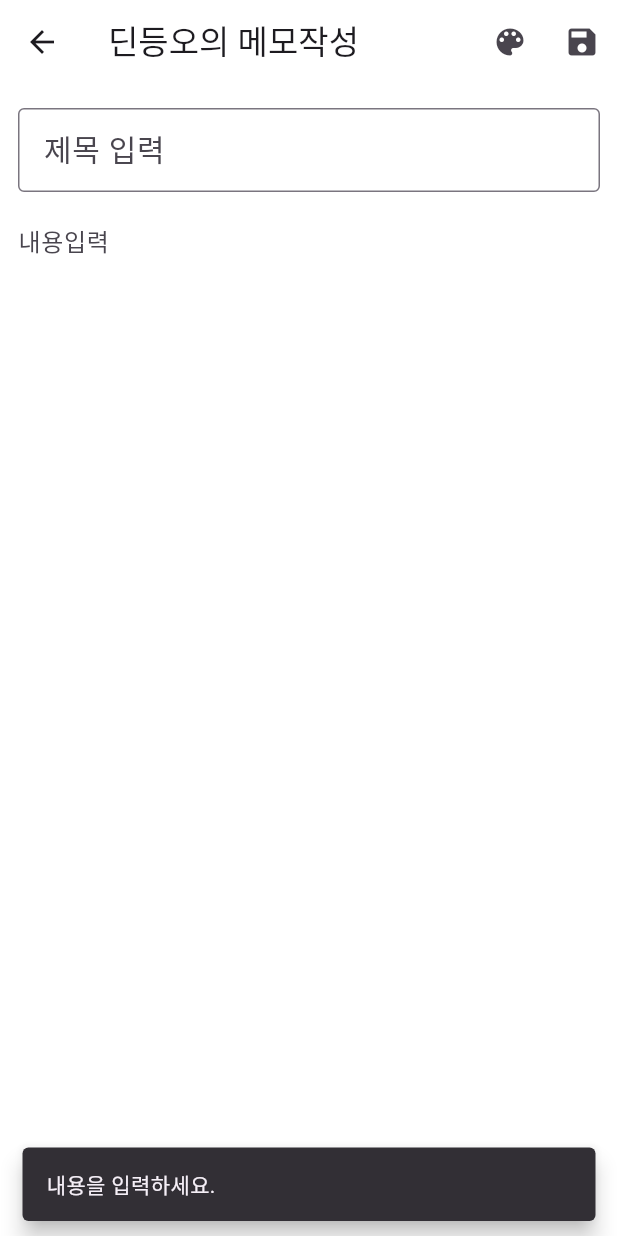
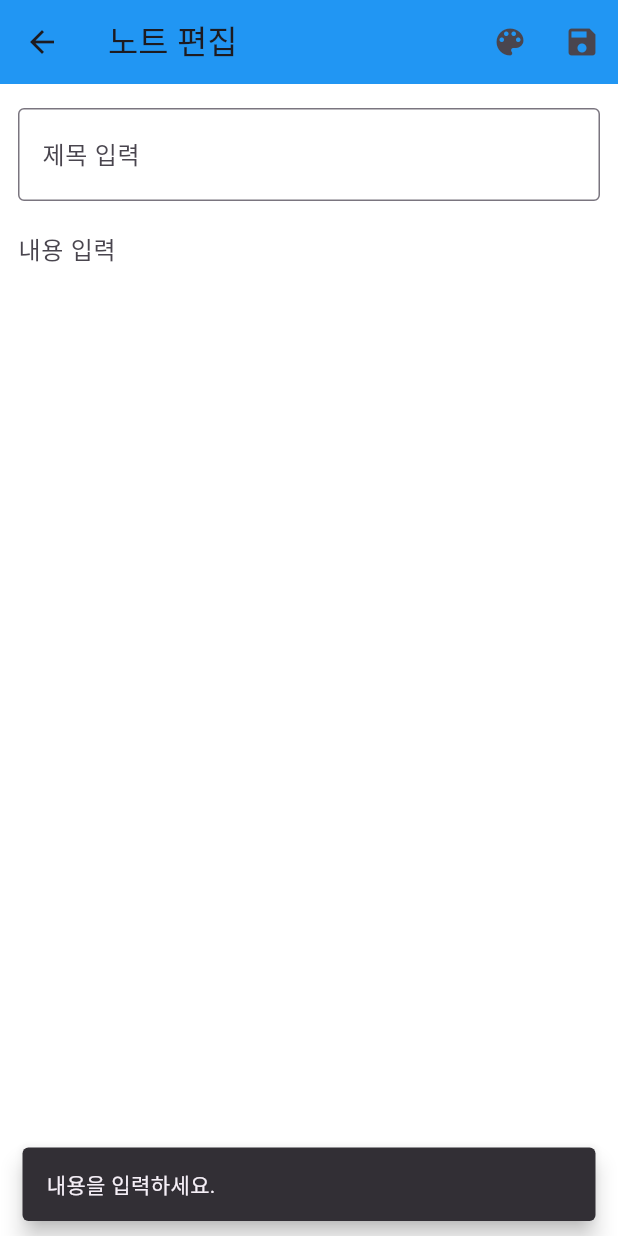
Before and after one commit to mogunjoa/memo_app_flutter, a Flutter app: the NoteEditPage screen opened directly, after a tap on the "save" icon, on a phone screen of 412 x 824 dp. Run offline on Flutter 3.47's test engine with Material 2 defaults, Android fonts, the phone set to English and light mode, and no system bars.

Commit message:
update: 메모 앱 만들기

```diff
--- a/lib/screen/note_edit_page.dart
+++ b/lib/screen/note_edit_page.dart
@@ -4,9 +4,8 @@ import 'package:memo_app/providers.dart';
 import '../data/note.dart';
 
 class NoteEditPage extends StatefulWidget {
-  const NoteEditPage({Key? key, this.index}) : super(key: key);
-  static const routeName = "/edit";
-  final int? index;
+  const NoteEditPage({Key? key, int? index}) : super(key: key);
+  static const routeName = '/edit';
 
   @override
   State<NoteEditPage> createState() => _NoteEditPageState();
@@ -14,41 +13,27 @@ class NoteEditPage extends StatefulWidget {
 
 class _NoteEditPageState extends State<NoteEditPage> {
   final TextEditingController titleController = TextEditingController();
-  final TextEditingController contentController = TextEditingController();
+  final TextEditingController bodyController = TextEditingController();
+
   Color memoColor = Note.colorDefault;
-
-  @override
-  void initState() {
-    super.initState();
-
-    final note = Note(
-      contentController.text,
-      title: titleController.text,
-      color: memoColor,
-    );
-
-    final noteIndex = widget.index;
-    if(noteIndex != null) {
-      noteManager().updateNote(noteIndex, note);
-    } else {
-      noteManager().addNote(note);
-    }
-  }
 
   @override
   Widget build(BuildContext context) {
     return Scaffold(
       appBar: AppBar(
-        backgroundColor: memoColor,
-        title: Text("딘등오의 메모작성"),
+        title: const Text('노트 편집'),
+        backgroundColor: Colors.blue,
         actions: [
           IconButton(
-              tooltip: '배경색 선택',
-              onPressed: () => {_displayColorSelectionDialog()},
-              icon: const Icon(Icons.color_lens)),
-          IconButton(onPressed: () => {
-            _saveNote()
-          }, icon: const Icon(Icons.save))
+            onPressed: _displayColorSelectionDialog,
+            icon: const Icon(Icons.color_lens),
+            tooltip: '배경색 선택',
+          ),
+          IconButton(
+            onPressed: _saveNote,
+            icon: const Icon(Icons.save),
+            tooltip: '저장',
+          ),
         ],
       ),
       body: SizedBox.expand(
@@ -60,29 +45,28 @@ class _NoteEditPageState extends State<NoteEditPage> {
               mainAxisSize: MainAxisSize.min,
               children: [
                 TextField(
+                  decoration: const InputDecoration(
+                    border: OutlineInputBorder(),
+                    label: Text('제목 입력'),
+                  ),
+                  maxLines: 1,
+                  style: const TextStyle(
+                    fontSize: 20,
+                  ),
                   controller: titleController,
-                  maxLines: 1,
-                  decoration: const InputDecoration(
-                      label: Text(
-                        '제목 입력',
-                        style: TextStyle(
-                          fontSize: 20,
-                        ),
-                      ),
-                      border: OutlineInputBorder(
-                        gapPadding: 5,
-                      )),
                 ),
-                SizedBox(
+                const SizedBox(
                   height: 8,
                 ),
                 TextField(
+                  decoration: InputDecoration(
+                    border: InputBorder.none,
+                    hintText: '내용 입력',
+                  ),
                   maxLines: null,
                   keyboardType: TextInputType.multiline,
-                  controller: contentController,
-                  decoration: const InputDecoration(
-                      border: InputBorder.none, hintText: '내용입력'),
-                )
+                  controller: bodyController,
+                ),
               ],
             ),
           ),
@@ -92,13 +76,13 @@ class _NoteEditPageState extends State<NoteEditPage> {
   }
 
   void _displayColorSelectionDialog() {
-    FocusManager.instance.primaryFocus?.unfocus();
+    FocusManager.instance.primaryFocus!.unfocus();
 
     showDialog(
       context: context,
       builder: (context) {
         return AlertDialog(
-          title: const Text('배경색 선택'),
+          title: Text('배경색 선택'),
           content: Column(
             mainAxisSize: MainAxisSize.min,
             children: [
@@ -156,9 +140,12 @@ class _NoteEditPageState extends State<NoteEditPage> {
   }
 
   void _saveNote() {
-    if (contentController.text.isNotEmpty) {
-      noteManager().addNote(Note(contentController.text,
-          title: titleController.text, color: memoColor));
+    if (bodyController.text.isNotEmpty) {
+      noteManager().addNote(Note(
+        bodyController.text,
+        title: titleController.text,
+        color: memoColor,
+      ));
       Navigator.pop(context);
     } else {
       ScaffoldMessenger.of(context).showSnackBar(const SnackBar(
```
